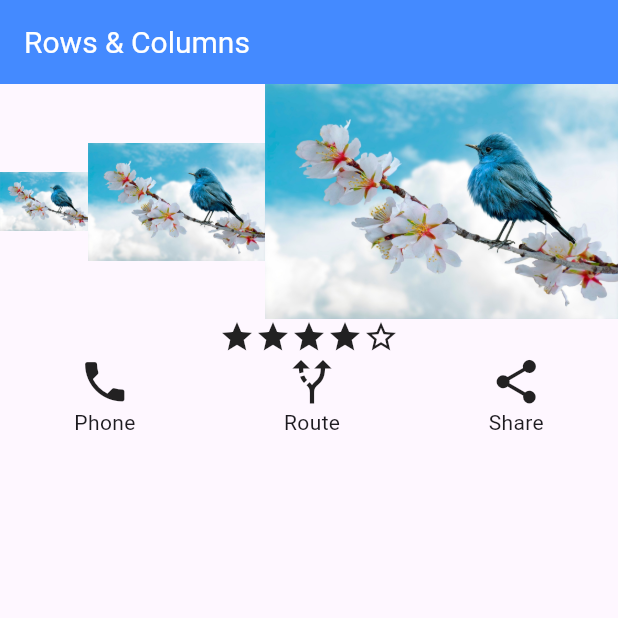
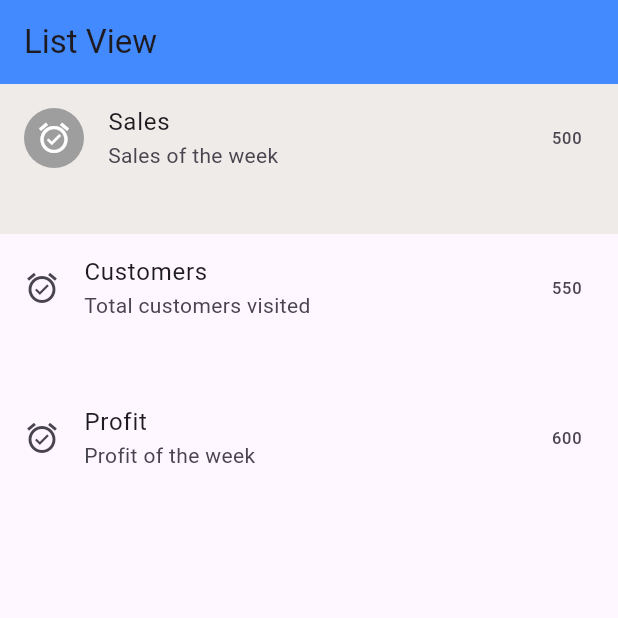
Before and after one commit to bipulhstu/flutter_practice, a Flutter app: the screen it shows after launch, on a phone screen of 412 x 824 dp, the top half of it. Run offline on Flutter 3.47's test engine with Material 3 defaults, Android fonts, the phone set to English and light mode, and no system bars; our stand-ins replace font_awesome_flutter.

Commit message:
learned ListView and ListTile

```diff
--- a/lib/main.dart
+++ b/lib/main.dart
@@ -3,6 +3,7 @@ import 'package:hello_world/screens/AppBar.dart';
 import 'package:hello_world/screens/Button.dart';
 import 'package:hello_world/screens/ContainerScreen.dart';
 import 'package:hello_world/screens/IconScreen.dart';
+import 'package:hello_world/screens/ListView.dart';
 import 'package:hello_world/screens/RowColumn.dart';
 import 'package:hello_world/screens/Screen1.dart';
 import 'screens/Screen2.dart';
@@ -20,7 +21,7 @@ class MyApp extends StatelessWidget {
       title: "My Flutter App", // Title of the app
         themeMode: ThemeMode.system,
       debugShowCheckedModeBanner: false,
-      home: RowColumn()
+      home: Listview()
     );
   }
 }
--- /dev/null
+++ b/lib/screens/ListView.dart
@@ -0,0 +1,51 @@
+import 'package:flutter/material.dart';
+
+
+class Listview extends StatelessWidget {
+  const Listview({super.key});
+
+  @override
+  Widget build(BuildContext context) {
+    return Scaffold(
+      appBar: AppBar(
+        title: Text("List View"),
+        backgroundColor: Colors.blueAccent,
+      ),
+      body: Container(
+        child: ListView(
+          itemExtent: 100,
+          //reverse: true,
+          shrinkWrap: true,
+          children: [
+            ListTile(
+              leading: CircleAvatar(child: Icon(Icons.alarm_on_sharp, color: Colors.white,), backgroundColor: Colors.grey,),
+              title: Text("Sales"),
+              subtitle: Text("Sales of the week"),
+              trailing: Text("500"),
+              onTap: (){},
+              tileColor: Colors.brown.shade50,
+            ),
+
+            ListTile(
+              leading: Icon(Icons.alarm_on_sharp),
+              title: Text("Customers"),
+              subtitle: Text("Total customers visited"),
+              trailing: Text("550"),
+              onTap: (){},
+            ),
+
+            ListTile(
+              leading: Icon(Icons.alarm_on_sharp),
+              title: Text("Profit"),
+              subtitle: Text("Profit of the week"),
+              trailing: Text("600"),
+              onTap: (){},
+            ),
+
+
+          ],
+        ),
+      ),
+    );
+  }
+}
```
